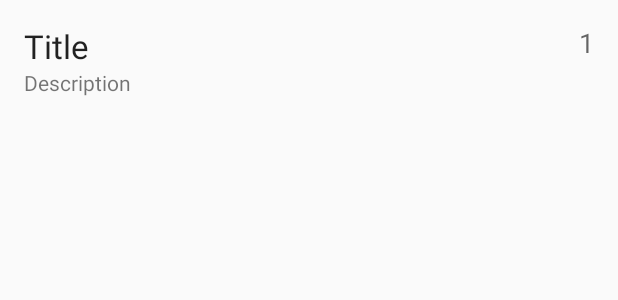
After one commit to Jawidmohammadi/Notes, an Android app: the layout note_item.xml on its own in the app's theme, with its tools: preview values and no code run, on a phone screen of 412 x 824 dp. The commit adds this screen. Shown: the top 300 px of the screen. Run offline under Robolectric (Android 15) with nearby library versions, the phone set to English and light mode, and no system bars.

Commit message:
added recyclerAdapter edited ViewModel

```diff
--- a/app/src/main/java/com/jawidmohammadi/notes/Note.java
+++ b/app/src/main/java/com/jawidmohammadi/notes/Note.java
@@ -1,5 +1,6 @@
 package com.jawidmohammadi.notes;
 
+import androidx.room.ColumnInfo;
 import androidx.room.Entity;
 import androidx.room.PrimaryKey;
 
@@ -12,6 +13,7 @@ public class Note {
   private String title;
 
   private String description;
+
 
   private int priority;
 
@@ -31,6 +33,10 @@ public class Note {
     return priority;
   }
 
+  public void setId(int id) {
+    this.id = id;
+  }
+
   public Note(String title, String description, int priority) {
     this.title = title;
     this.description = description;
--- a/app/src/main/java/com/jawidmohammadi/notes/NoteDao.java
+++ b/app/src/main/java/com/jawidmohammadi/notes/NoteDao.java
@@ -1,5 +1,6 @@
 package com.jawidmohammadi.notes;
 
+import androidx.lifecycle.LiveData;
 import androidx.room.Dao;
 import androidx.room.Delete;
 import androidx.room.Insert;
@@ -18,11 +19,12 @@ public interface NoteDao {
   void update (Note note);
 
   @Delete
-  void Delete (Note note);
+  void delete (Note note);
 
   @Query("DELETE FROM  note_table")
   void deleteAllNotes();
 
   @Query("SELECT * FROM note_table ORDER BY priority DESC")
-  List<Note> getAllNotes();
+  LiveData<List<Note>> getAllNotes();
+
 }
--- /dev/null
+++ b/app/src/main/res/layout/note_item.xml
@@ -0,0 +1,45 @@
+<?xml version="1.0" encoding="utf-8"?>
+<LinearLayout xmlns:android="http://schemas.android.com/apk/res/android"
+  android:orientation="vertical"
+  android:layout_width="match_parent"
+  android:layout_height="match_parent"
+  android:layout_marginEnd="8dp"
+  android:layout_marginStart="8dp"
+  android:layout_marginTop="8dp">
+
+  <RelativeLayout
+    android:layout_width="wrap_content"
+    android:layout_height="wrap_content"
+    android:padding="8dp"
+    >
+
+    <TextView
+      android:id="@+id/text_view_priority"
+      android:layout_width="wrap_content"
+      android:layout_height="wrap_content"
+      android:layout_alignParentEnd="true"
+      android:text="1"
+      android:textAppearance="@style/TextAppearance.AppCompat.Medium"
+      />
+
+    <TextView
+      android:id="@+id/text_view_title"
+      android:layout_width="wrap_content"
+      android:layout_height="wrap_content"
+      android:text="Title"
+      android:textAppearance="@style/TextAppearance.AppCompat.Large"
+      android:maxLines="1"
+      android:layout_toStartOf="@id/text_view_priority"
+      android:layout_alignParentStart="true"
+      android:ellipsize="end"
+      />
+    <TextView
+      android:id="@+id/text_view_description"
+      android:layout_width="wrap_content"
+      android:layout_height="wrap_content"
+      android:layout_below="@id/text_view_title"
+      android:text="Description"/>
+
+  </RelativeLayout>
+
+</LinearLayout>
```
Also changed, not shown: app/src/main/java/com/jawidmohammadi/notes/MainActivity.java (+28 -0 lines), app/src/main/java/com/jawidmohammadi/notes/NoteAdapter.java (added, +56 -0 lines), app/src/main/java/com/jawidmohammadi/notes/NoteDatabase.java (+43 -2 lines), app/src/main/java/com/jawidmohammadi/notes/NoteRepository.java (added, +99 -0 lines), app/src/main/java/com/jawidmohammadi/notes/NoteViewModel.java (added, +42 -0 lines), app/src/main/res/layout/activity_main.xml (+8 -10 lines).
